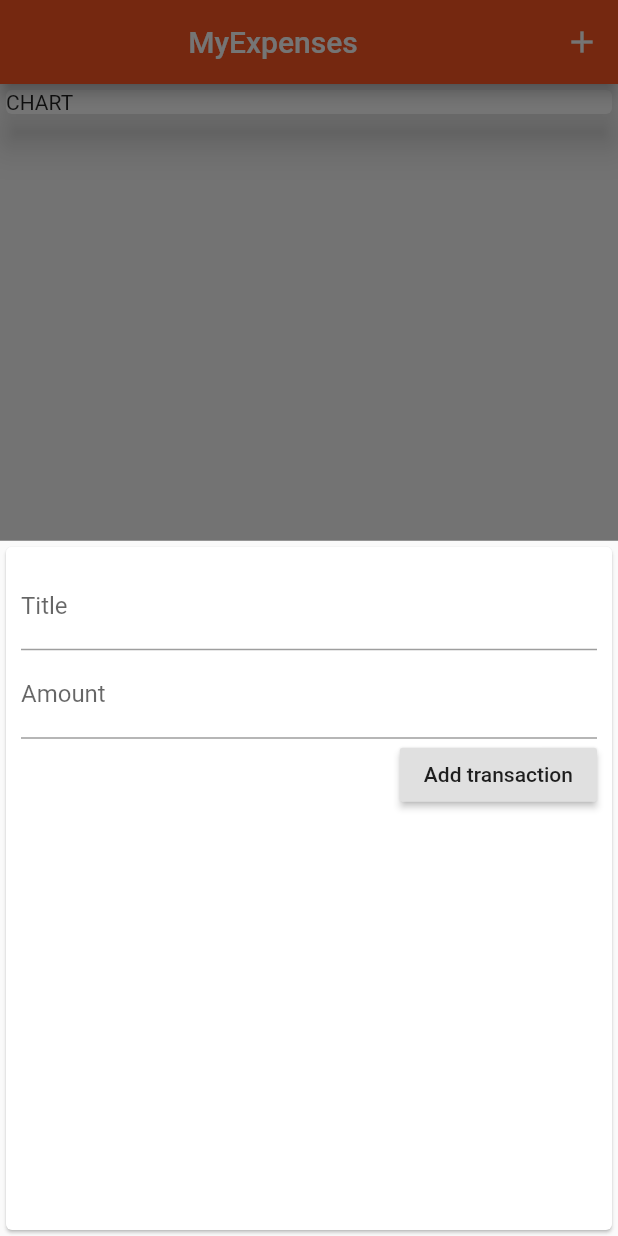
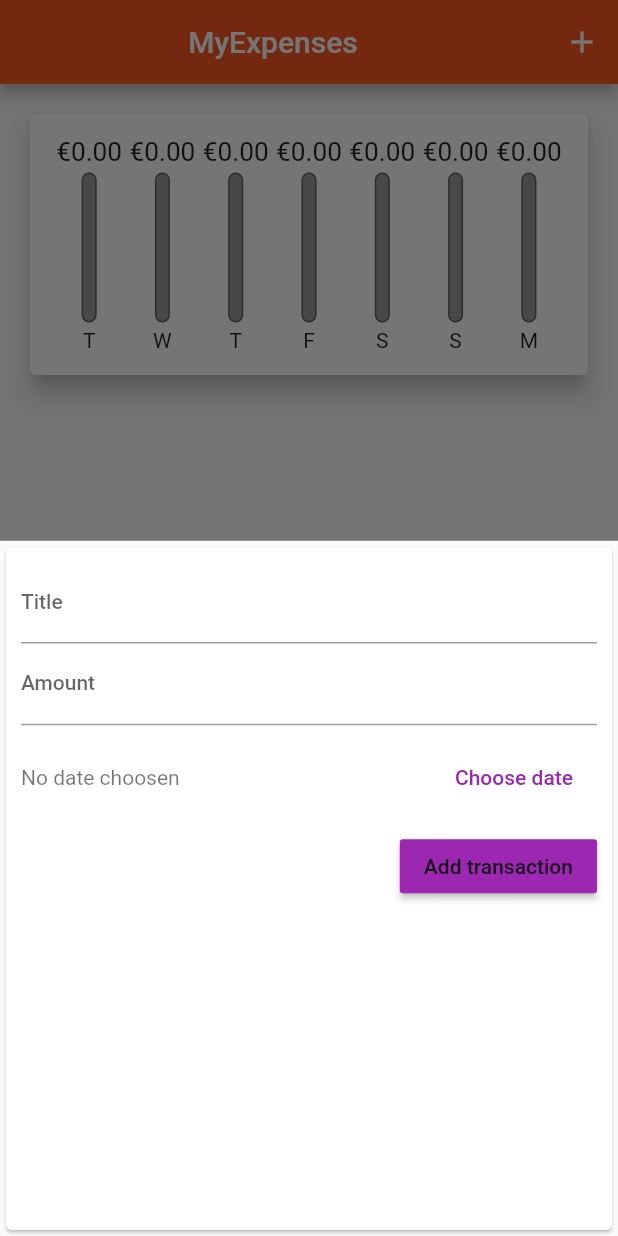
Before and after one commit to KamiShire/Flutter-learning, a Flutter app: the screen it shows after launch, after a tap on the "add" icon, on a phone screen of 412 x 824 dp. Run offline on Flutter 3.47's test engine with Material 2 defaults, Android fonts, the phone set to English and light mode, and no system bars.

Commit message:
Kinda finish expense app

```diff
--- a/my_expense/lib/main.dart
+++ b/my_expense/lib/main.dart
@@ -11,7 +11,8 @@ class Home extends StatelessWidget {
       title: "MyExpenses",
       home: MyHomePage(),
       theme: ThemeData(
-        primarySwatch: Colors.deepOrange
+        primarySwatch: Colors.deepOrange,
+        accentColor: Colors.purple,
       ),
     );
   }
--- /dev/null
+++ b/my_expense/lib/widgets/chart.dart
@@ -0,0 +1,57 @@
+import 'package:flutter/material.dart';
+import 'package:my_expense/model/transaction.dart';
+import 'package:intl/intl.dart';
+import 'package:my_expense/widgets/chart_bar.dart';
+class Chart extends StatelessWidget {
+  final List<Transaction> recentTxs;
+
+  Chart(this.recentTxs);
+
+  List<Map<String, Object>> get groupedTransactions {
+    return List.generate(7, (index) {
+      final wD = DateTime.now().subtract(Duration(days: index));
+
+      var totSum = 0.0;
+
+      for (var i = 0; i < recentTxs.length; ++i) {
+        if (recentTxs[i].date.day == wD.day
+        && recentTxs[i].date.month == wD.month
+        && recentTxs[i].date.year == wD.year) {
+          totSum += recentTxs[i].amount;
+        }
+      }
+      return {'day': DateFormat.E().format(wD).substring(0,1), 'amount': totSum};
+    }).reversed.toList();
+  }
+  get maxSpending {
+    return groupedTransactions.fold(0.0, (sum, item) {
+      return sum + item['amount'];
+    });
+  }
+
+  @override
+  Widget build(BuildContext context) {
+    print(groupedTransactions);
+    return Card(
+      elevation: 6,
+      margin: EdgeInsets.all(20),
+      child: Padding(
+        padding: EdgeInsets.all(15),
+        child: Row(
+          mainAxisAlignment: MainAxisAlignment.spaceEvenly,
+          children:
+            groupedTransactions.map((e) {
+              return Flexible(
+                fit: FlexFit.tight,
+                child: ChartBar(
+                    e['day'],
+                    e['amount'],
+                    maxSpending == 0.0 ?0.0 : (e['amount']  as double) / maxSpending),
+              )  ;
+            }).toList(),
+        ),
+      ),
+
+    );
+  }
+}
--- /dev/null
+++ b/my_expense/lib/widgets/chart_bar.dart
@@ -0,0 +1,53 @@
+import 'package:flutter/material.dart';
+import 'package:my_expense/widgets/chart.dart';
+
+class ChartBar extends StatelessWidget {
+  final String label;
+  final double spendingAm;
+  final double spendingPct;
+
+  ChartBar(this.label, this.spendingAm, this.spendingPct);
+
+  @override
+  Widget build(BuildContext context) {
+    return Column(
+      children: [
+        Container(
+          height: 20,
+          child: FittedBox(
+              child: Text('€${spendingAm.toStringAsFixed(2)}')),
+        ),
+        SizedBox(
+          height: 4,
+        ),
+        Container(
+          height: 100,
+          width: 10,
+          child: Stack( children: [
+            Container(
+              decoration: BoxDecoration(
+                border: Border.all(color: Colors.black38, width: 1),
+                color: Colors.grey,
+                borderRadius: BorderRadius.circular(20),
+              ),
+            ),
+            FractionallySizedBox(
+              heightFactor: spendingPct,
+              child: Container(
+                decoration: BoxDecoration(
+                  color: Theme.of(context).primaryColor,
+                  borderRadius:  BorderRadius.circular(20),
+                ),
+              ),
+            )
+          ],
+          ),
+        ),
+        SizedBox(
+          height: 4,
+        ),
+        Text(label),
+      ],
+    );
+  }
+}
--- a/my_expense/lib/widgets/home.dart
+++ b/my_expense/lib/widgets/home.dart
@@ -1,6 +1,7 @@
 import 'package:flutter/material.dart';
 import 'package:intl/intl.dart';
 import 'package:my_expense/model/transaction.dart';
+import 'package:my_expense/widgets/chart.dart';
 import 'package:my_expense/widgets/new_transaction.dart';
 import 'package:my_expense/widgets/transaction_list.dart';
 
@@ -14,16 +15,29 @@ class MyHomePage extends StatefulWidget {
 class _MyHomePageState extends State<MyHomePage> {
   final List<Transaction> _userTxs = [];
 
-  void _addTransaction(String title, double amount) {
+  get recentTxs {
+    return _userTxs.where((element) {
+      return element.date.isAfter(
+          DateTime.now().subtract(Duration(days: 7))
+      );
+    }).toList();
+  }
+   void _addTransaction(String title, double amount, DateTime date) {
     final tx = Transaction(
         id: DateTime.now().toString(),
         title: title,
         amount: amount,
-        date: DateTime.now()
+        date: date
     );
 
     setState(() {
       _userTxs.add(tx);
+    });
+  }
+
+  void _deleteTx(String id) {
+    setState(() {
+      _userTxs.removeWhere((element) => element.id == id);
     });
   }
 
@@ -56,14 +70,8 @@ class _MyHomePageState extends State<MyHomePage> {
           // mainAxisAlignment: MainAxisAlignment.spaceEvenly,
           crossAxisAlignment: CrossAxisAlignment.stretch,
           children: <Widget>[
-            Card(
-              child: Container(
-                  width: double.infinity,
-                  child: Text("CHART")
-              ),
-              elevation: 10,
-            ),
-            TransactionList(userTxs: _userTxs),
+            Chart(recentTxs),
+            TransactionList(userTxs: _userTxs, removeTx: _deleteTx),
           ],
         ),
       ),
--- a/my_expense/lib/widgets/new_transaction.dart
+++ b/my_expense/lib/widgets/new_transaction.dart
@@ -1,4 +1,5 @@
 import 'package:flutter/material.dart';
+import 'package:intl/intl.dart';
 
 
 class NewTransaction extends StatefulWidget {
@@ -12,21 +13,37 @@ class NewTransaction extends StatefulWidget {
 }
 
 class _NewTransactionState extends State<NewTransaction> {
-  final title = TextEditingController();
-
-  final amount = TextEditingController();
+  final _title = TextEditingController();
+  DateTime _choosenDate;
+  final _amount = TextEditingController();
 
   void submitData() {
-    final enteredText = title.text;
-    final enteredAmount = double.parse(amount.text);
-
-    if (enteredText.isEmpty || enteredAmount <= 0) {
+    final enteredText = _title.text;
+    final enteredAmount = double.parse(_amount.text);
+    if (_amount.text.isEmpty)   {
       return;
     }
-    widget.addTransactionFun(enteredText, enteredAmount);
+    if (enteredText.isEmpty || enteredAmount <= 0 || _choosenDate == null) {
+      return;
+    }
+    widget.addTransactionFun(enteredText, enteredAmount, _choosenDate);
 
     // Chiudi la finestra
     Navigator.of(context).pop();
+  }
+
+  void _displayDatePicker() {
+    showDatePicker(
+        context: context,
+        initialDate: DateTime.now(),
+        firstDate: DateTime(DateTime.now().year),
+        lastDate: DateTime.now(),
+    ).then((value) {
+      if (value == null) {
+        return;
+      }
+      _choosenDate = value;
+    });
   }
 
   @override
@@ -38,19 +55,48 @@ class _NewTransactionState extends State<NewTransaction> {
           crossAxisAlignment: CrossAxisAlignment.end,
           children:  <Widget> [
             TextField(
-              decoration: InputDecoration(labelText: "Title"),
-              controller: title,
+              style: Theme.of(context).textTheme.bodyText1,
+              decoration: InputDecoration(
+                  labelText: "Title",
+              ),
+              controller: _title,
               onSubmitted: (_) => submitData(),
             ),
             TextField(
+              style: Theme.of(context).textTheme.bodyText1,
               decoration: InputDecoration(labelText: "Amount"),
-              controller: amount,
+              controller: _amount,
               keyboardType: TextInputType.numberWithOptions(signed: false, decimal: true),
               onSubmitted: (_) => submitData(),
             ),
+            Container(
+              height: 70,
+              child: Row(
+                children: [
+                   Expanded(
+                     child: Text(
+                      _choosenDate == null ? 'No date choosen' : DateFormat.yMMMd().format(_choosenDate),
+                      style: TextStyle(color: Colors.black54),
+                  ),
+                   ),
+                  FlatButton(
+                      onPressed: _displayDatePicker,
+                      textColor: Theme.of(context).accentColor,
+                      child: Text(
+                          'Choose date')
+                  )
+                ],
+              ),
+            ),
             RaisedButton(
-                child: Text("Add transaction"),
-                onPressed: submitData
+                child: Text(
+                  "Add transaction",
+                  style: TextStyle(
+                    color: Theme.of(context).textTheme.button.color,
+                  ),
+                ),
+                onPressed: submitData,
+                color: Theme.of(context).accentColor,
             )
           ],
         ),
```
Also changed, not shown: my_expense/lib/widgets/transaction_list.dart (+36 -38 lines).
